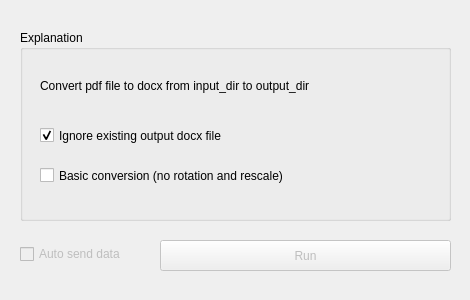
Above: orangecontrib/IO4IT/widgets/designer/wordpdf2docx.ui from TigerODM/TigerODM before the change. Below: the same form after it.
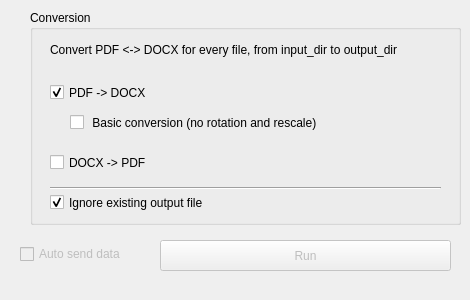
That is the form after the change.

What changed in the file:
```diff
--- a/orangecontrib/IO4IT/widgets/designer/wordpdf2docx.ui
+++ b/orangecontrib/IO4IT/widgets/designer/wordpdf2docx.ui
@@ -16,26 +16,26 @@
   <widget class="QGroupBox" name="groupBox">
    <property name="geometry">
     <rect>
-     <x>20</x>
-     <y>30</y>
+     <x>30</x>
+     <y>10</y>
      <width>431</width>
-     <height>191</height>
+     <height>215</height>
     </rect>
    </property>
    <property name="title">
-    <string>Explanation</string>
+    <string>Conversion</string>
    </property>
    <widget class="QLabel" name="Description">
     <property name="geometry">
      <rect>
       <x>20</x>
-      <y>40</y>
-      <width>431</width>
+      <y>25</y>
+      <width>391</width>
       <height>31</height>
      </rect>
     </property>
     <property name="text">
-     <string>Convert pdf file to docx from input_dir to output_dir</string>
+     <string>Convert PDF &lt;-&gt; DOCX for every file, from input_dir to output_dir</string>
     </property>
     <property name="textFormat">
      <enum>Qt::AutoText</enum>
@@ -51,13 +51,13 @@
     <property name="geometry">
      <rect>
       <x>20</x>
-      <y>90</y>
-      <width>231</width>
-      <height>31</height>
+      <y>70</y>
+      <width>391</width>
+      <height>25</height>
      </rect>
     </property>
     <property name="text">
-     <string>Ignore existing output docx file</string>
+     <string>PDF -&gt; DOCX</string>
     </property>
     <property name="checked">
      <bool>true</bool>
@@ -67,18 +67,63 @@
     <property name="geometry">
      <rect>
       <x>20</x>
-      <y>130</y>
+      <y>140</y>
       <width>391</width>
-      <height>31</height>
+      <height>25</height>
      </rect>
     </property>
     <property name="text">
-     <string>Basic conversion (no rotation and rescale)</string>
+     <string>DOCX -&gt; PDF</string>
     </property>
     <property name="checked">
      <bool>false</bool>
     </property>
    </widget>
+   <widget class="QCheckBox" name="checkBox_3">
+    <property name="geometry">
+     <rect>
+      <x>20</x>
+      <y>180</y>
+      <width>391</width>
+      <height>25</height>
+     </rect>
+    </property>
+    <property name="text">
+     <string>Ignore existing output file</string>
+    </property>
+    <property name="checked">
+     <bool>true</bool>
+    </property>
+   </widget>
+   <widget class="QCheckBox" name="checkBox_4">
+    <property name="geometry">
+     <rect>
+      <x>40</x>
+      <y>100</y>
+      <width>391</width>
+      <height>25</height>
+     </rect>
+    </property>
+    <property name="text">
+     <string> Basic conversion (no rotation and rescale)</string>
+    </property>
+    <property name="checked">
+     <bool>false</bool>
+    </property>
+   </widget>
+   <widget class="Line" name="line">
+    <property name="geometry">
+     <rect>
+      <x>20</x>
+      <y>170</y>
+      <width>391</width>
+      <height>16</height>
+     </rect>
+    </property>
+    <property name="orientation">
+     <enum>Qt::Horizontal</enum>
+    </property>
+   </widget>
   </widget>
   <widget class="QCheckBox" name="checkBox_send">
    <property name="enabled">
```
